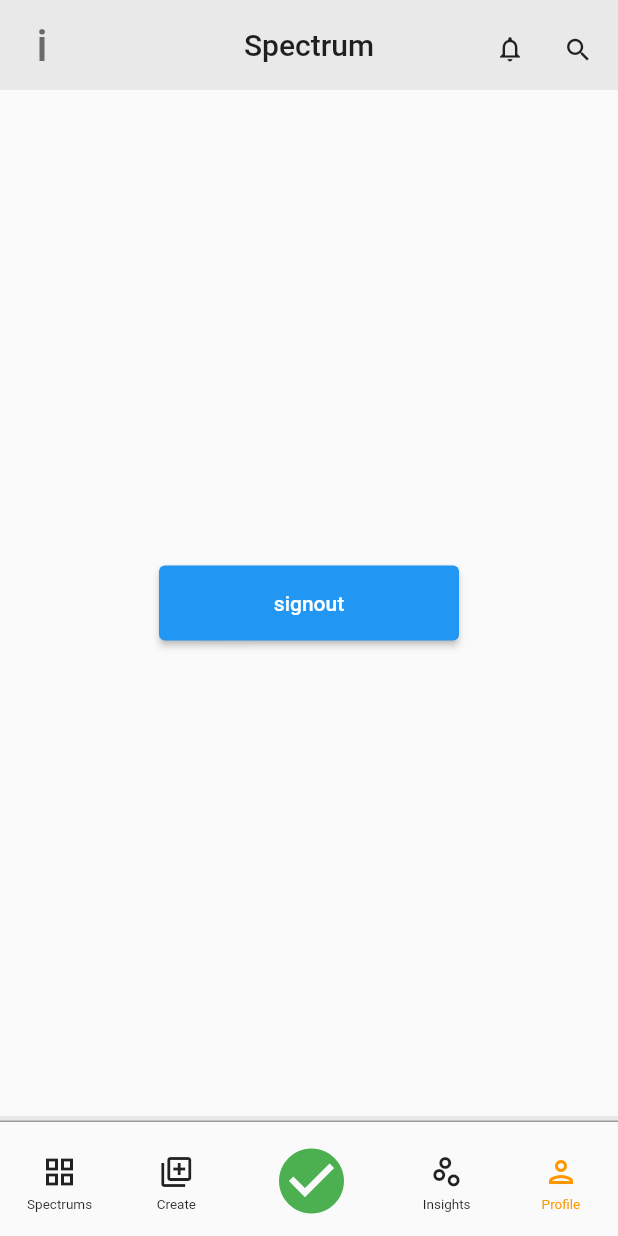
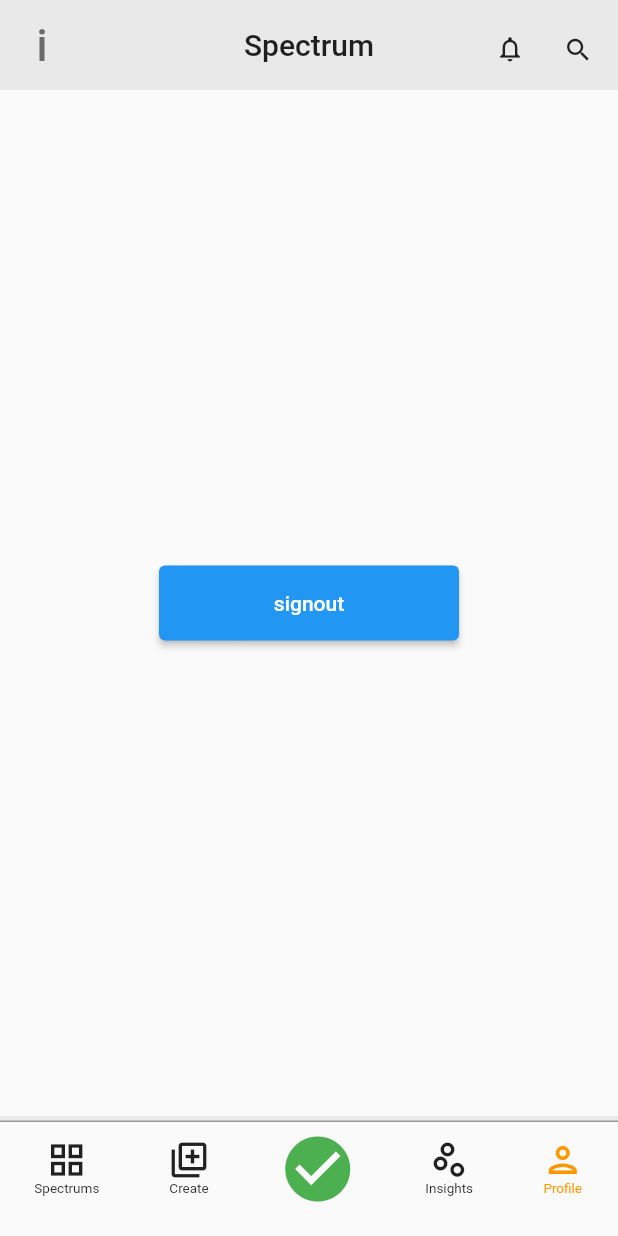
Before and after one commit to jiqiyu/spectrum, a Flutter app: the screen it shows once a user with an empty profile is signed in, item 5 of the bottom bar chosen, on a phone screen of 412 x 824 dp. Run offline on Flutter 3.47's test engine with Material 2 defaults, Android fonts, the phone set to English and light mode, and no system bars; our stand-ins replace cloud_firestore, firebase_auth, firebase_core, font_awesome_flutter, google_fonts, google_sign_in and 1 more; missing offline and left inert: cloud_firestore_web, firebase_auth_web, firebase_core_web, google_sign_in_web; accounts and stored records are empty; Roboto replaces fonts that are missing (Tangerine); statements that could not run were skipped.

```diff
--- a/lib/widget/bottom_nav_btn.dart
+++ b/lib/widget/bottom_nav_btn.dart
@@ -12,7 +12,7 @@ class BottomNavBtn extends StatefulWidget {
     Key? key,
     required this.icon,
     required this.label,
-    this.iconSize = 24.0,
+    this.iconSize = 28.0,
     this.selectedColor = Colors.orange,
     this.unselectedColor = Colors.black87,
   }) : super(key: key);
@@ -22,8 +22,6 @@ class BottomNavBtn extends StatefulWidget {
 }
 
 class _BottomNavBtnState extends State<BottomNavBtn> {
-  final double _iconMarginBottom = 12.5;
-
   @override
   void initState() {
     super.initState();
@@ -39,24 +37,21 @@ class _BottomNavBtnState extends State<BottomNavBtn> {
             Color color = snapshot.data == widget.label
                 ? widget.selectedColor!
                 : widget.unselectedColor!;
-            return Column(
-              children: [
-                IconButton(
-                  constraints: BoxConstraints(
-                    maxHeight: widget.iconSize! + _iconMarginBottom,
-                    minHeight: widget.iconSize! + _iconMarginBottom,
-                  ),
-                  iconSize: widget.iconSize!,
-                  icon: Icon(widget.icon, color: color),
-                  onPressed: () =>
-                      source.screenEmitter.add(widget.label ?? 'checklist'),
+            return InkWell(
+              child: Column(mainAxisSize: MainAxisSize.min, children: [
+                Icon(
+                  widget.icon,
+                  size: widget.iconSize!,
+                  color: color,
                 ),
                 if (widget.label != null)
                   Text(
                     widget.label!,
                     style: TextStyle(fontSize: 9.0, color: color),
                   ),
-              ],
+              ]),
+              onTap: () =>
+                  source.screenEmitter.add(widget.label ?? 'checklist'),
             );
           }
           return Container();
```
